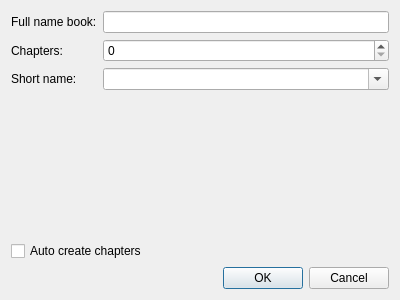
Old version of the form src/dialogs/bookdialog/bookadddialog.ui in the repository axsapronov/bQella.
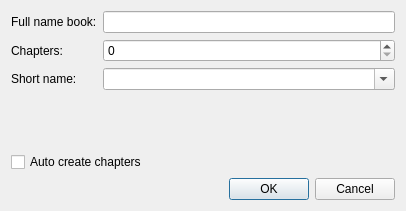
New version of the form.

```diff
--- a/src/dialogs/bookdialog/bookadddialog.ui
+++ b/src/dialogs/bookdialog/bookadddialog.ui
@@ -9,8 +9,8 @@
    <rect>
     <x>0</x>
     <y>0</y>
-    <width>400</width>
-    <height>300</height>
+    <width>406</width>
+    <height>211</height>
    </rect>
   </property>
   <property name="windowTitle">
```
